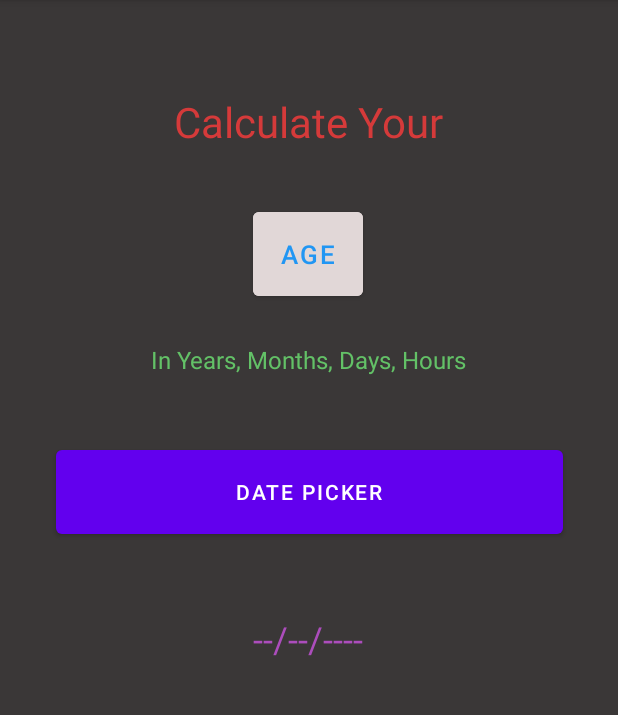
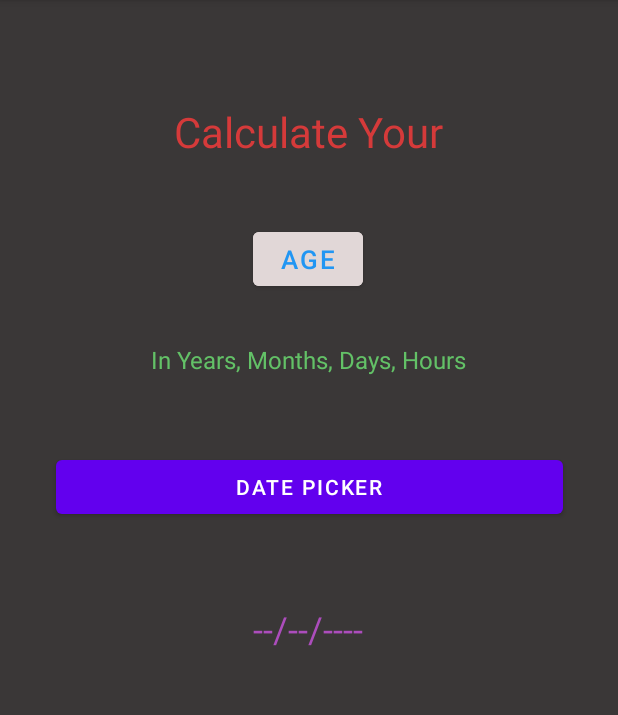
Before and after one commit to mu-se373-200704003/AgeCalculator1, an Android app: the screen it shows after launch (MainActivity), on a phone screen of 412 x 824 dp, the part 84-799 px from its top. Run offline under Robolectric (Android 15) with nearby library versions, the phone set to English and light mode, and no system bars.

Commit message:
AgeCalculator1

```diff
--- a/app/src/main/java/com/example/agecalculator/MainActivity.kt
+++ b/app/src/main/java/com/example/agecalculator/MainActivity.kt
@@ -12,9 +12,9 @@ import java.text.SimpleDateFormat
 
 class MainActivity : AppCompatActivity() {
 
-    var button_date: Button? = null
-    var textview_date: TextView? = null
-    var cal = Calendar.getInstance()
+    private var button_date: Button? = null
+    private var textview_date: TextView? = null
+    private var cal = Calendar.getInstance()
 
     override fun onCreate(savedInstanceState: Bundle?) {
         super.onCreate(savedInstanceState)
@@ -48,7 +48,7 @@ class MainActivity : AppCompatActivity() {
     }
 
     private fun updateDateInView() {
-        val myFormat = "MM/dd/yyyy" // mention the format you need
+        val myFormat = "dd/MM/yyyy"
         val sdf = SimpleDateFormat(myFormat, Locale.US)
         textview_date!!.text = sdf.format(cal.getTime())
     }
--- a/app/src/main/res/layout/activity_main.xml
+++ b/app/src/main/res/layout/activity_main.xml
@@ -25,7 +25,7 @@
     <Button
         android:id="@+id/age_button"
         android:layout_width="73dp"
-        android:layout_height="0dp"
+        android:layout_height="48dp"
         android:layout_marginBottom="25dp"
         android:backgroundTint="#E1D7D7"
         android:text="@string/age"
@@ -53,7 +53,7 @@
     <Button
         android:id="@+id/button_date_1"
         android:layout_width="338dp"
-        android:layout_height="0dp"
+        android:layout_height="48dp"
         android:layout_marginBottom="47dp"
         android:text="@string/date_picker"
         app:layout_constraintBottom_toTopOf="@+id/text_view_date_1"
@@ -75,17 +75,4 @@
         app:layout_constraintStart_toStartOf="parent"
         app:layout_constraintTop_toBottomOf="@+id/button_date_1" />
 
-    <CalendarView
-        android:id="@+id/calendarView2"
-        android:layout_width="wrap_content"
-        android:layout_height="wrap_content"
-        android:layout_marginTop="312dp"
-        android:background="#ECE2E2"
-        android:backgroundTint="#E8DCDC"
-        android:visibility="invisible"
-        app:layout_constraintEnd_toEndOf="parent"
-        app:layout_constraintHorizontal_bias="0.491"
-        app:layout_constraintStart_toStartOf="parent"
-        app:layout_constraintTop_toTopOf="@+id/textView" />
-
 </androidx.constraintlayout.widget.ConstraintLayout>
```
